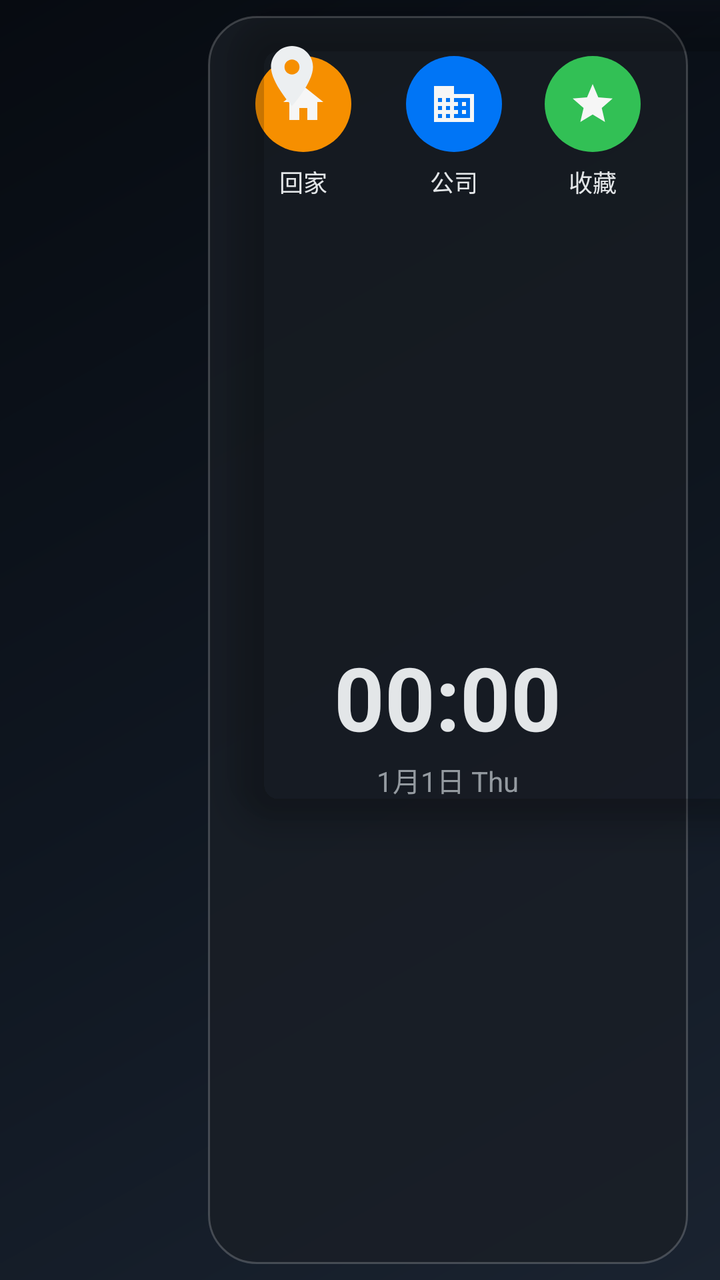
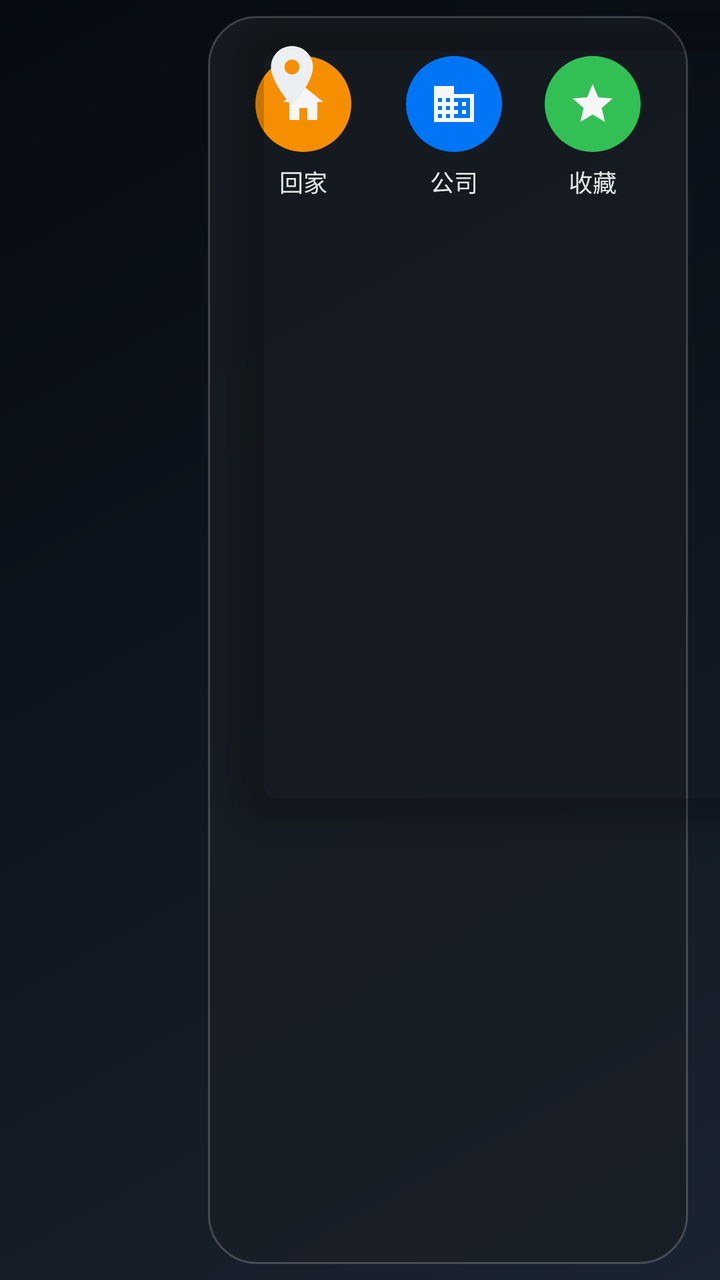

An Android layout rendered at two revisions. The XML below is the earlier revision; the diff shows what the commit changed to produce the second picture.
<!-- AndroidManifest.xml: application theme Theme.NUI -->
<!-- res/layout/page_desktop.xml -->
<?xml version="1.0" encoding="utf-8"?>
<FrameLayout xmlns:android="http://schemas.android.com/apk/res/android"
    xmlns:app="http://schemas.android.com/apk/res-auto"
    android:layout_width="match_parent"
    android:layout_height="match_parent">

    
    <com.google.android.material.card.MaterialCardView
        android:id="@+id/mapPanel"
        android:layout_width="600dp"
        android:layout_height="400dp"
        android:layout_marginStart="116dp"
        android:layout_marginTop="8dp"
        app:cardCornerRadius="24dp"
        app:cardElevation="10dp"
        app:cardBackgroundColor="@android:color/transparent"
        app:strokeWidth="0dp">

        <FrameLayout
            android:id="@+id/mapContainer"
            android:layout_width="match_parent"
            android:layout_height="match_parent"
            android:background="@android:color/transparent" />

        <ImageButton
            android:id="@+id/btnSwitchMap"
            android:layout_width="40dp"
            android:layout_height="40dp"
            android:layout_gravity="top|start"
            android:layout_margin="10dp"
            android:background="@drawable/bg_dock_item"
            android:contentDescription="@string/dock_map"
            android:scaleType="centerInside"
            android:src="@drawable/ic_dock_map"
            android:tint="@color/text_primary" />
    </com.google.android.material.card.MaterialCardView>

    
    <LinearLayout
        android:id="@+id/rightPanel"
        android:layout_width="240dp"
        android:layout_height="match_parent"
        android:layout_gravity="top|end"
        android:orientation="vertical"
        android:padding="16dp"
        android:layout_marginTop="8dp"
        android:layout_marginBottom="8dp"
        android:layout_marginEnd="16dp"
        android:background="@drawable/bg_panel">

        
        <LinearLayout
            android:id="@+id/navRow"
            android:layout_width="match_parent"
            android:layout_height="wrap_content"
            android:orientation="horizontal"
            android:gravity="center">

            <LinearLayout
                android:id="@+id/btnNavHome"
                android:layout_width="0dp"
                android:layout_height="wrap_content"
                android:layout_weight="1"
                android:layout_marginEnd="6dp"
                android:orientation="vertical"
                android:gravity="center"
                android:clickable="true"
                android:focusable="true"
                android:background="?attr/selectableItemBackgroundBorderless"
                android:paddingTop="4dp"
                android:paddingBottom="4dp">

                <ImageView
                    android:id="@+id/navIconHome"
                    android:layout_width="48dp"
                    android:layout_height="48dp"
                    android:scaleType="centerInside"
                    android:background="@drawable/bg_nav_home_circle"
                    android:tint="#FFFFFF"
                    android:padding="10dp"
                    android:src="@drawable/ic_nav_home" />

                <TextView
                    android:id="@+id/navLabelHome"
                    android:layout_width="wrap_content"
                    android:layout_height="wrap_content"
                    android:layout_marginTop="6dp"
                    android:text="回家"
                    android:textSize="12sp"
                    android:textColor="@color/text_primary"
                    android:maxLines="1"
                    android:ellipsize="end" />
            </LinearLayout>

            <LinearLayout
                android:id="@+id/btnNavCompany"
                android:layout_width="0dp"
                android:layout_height="wrap_content"
                android:layout_weight="1"
                android:layout_marginStart="6dp"
                android:orientation="vertical"
                android:gravity="center"
                android:clickable="true"
                android:focusable="true"
                android:background="?attr/selectableItemBackgroundBorderless"
                android:paddingTop="4dp"
                android:paddingBottom="4dp">

                <ImageView
                    android:id="@+id/navIconCompany"
                    android:layout_width="48dp"
                    android:layout_height="48dp"
                    android:scaleType="centerInside"
                    android:background="@drawable/bg_nav_company_circle"
                    android:tint="#FFFFFF"
                    android:padding="10dp"
                    android:src="@drawable/ic_nav_company" />

                <TextView
                    android:id="@+id/navLabelCompany"
                    android:layout_width="wrap_content"
                    android:layout_height="wrap_content"
                    android:layout_marginTop="6dp"
                    android:text="公司"
                    android:textSize="12sp"
                    android:textColor="@color/text_primary"
                    android:maxLines="1"
                    android:ellipsize="end" />
            </LinearLayout>

            <LinearLayout
                android:id="@+id/btnNavFavorite"
                android:layout_width="0dp"
                android:layout_height="wrap_content"
                android:layout_weight="1"
                android:layout_marginStart="6dp"
                android:orientation="vertical"
                android:gravity="center"
                android:clickable="true"
                android:focusable="true"
                android:background="?attr/selectableItemBackgroundBorderless"
                android:paddingTop="4dp"
                android:paddingBottom="4dp">

                <ImageView
                    android:id="@+id/navIconFavorite"
                    android:layout_width="48dp"
                    android:layout_height="48dp"
                    android:scaleType="centerInside"
                    android:background="@drawable/bg_nav_favorite_circle"
                    android:tint="#FFFFFF"
                    android:padding="10dp"
                    android:src="@drawable/ic_nav_favorite" />

                <TextView
                    android:id="@+id/navLabelFavorite"
                    android:layout_width="wrap_content"
                    android:layout_height="wrap_content"
                    android:layout_marginTop="6dp"
                    android:text="收藏"
                    android:textSize="12sp"
                    android:textColor="@color/text_primary"
                    android:maxLines="1"
                    android:ellipsize="end" />
            </LinearLayout>
        </LinearLayout>

        
            
            <include
                android:id="@+id/navInfoOverlay"
                layout="@layout/view_nav_info"
                android:layout_width="match_parent"
                android:layout_height="wrap_content" />

        
        <LinearLayout
            android:layout_width="match_parent"
            android:layout_height="0dp"
            android:layout_weight="1"
            android:orientation="vertical"
            android:gravity="center"
            android:layout_marginTop="8dp">

            <TextClock
                android:id="@+id/clockTime"
                android:layout_width="wrap_content"
                android:layout_height="wrap_content"
                android:format12Hour="HH:mm"
                android:format24Hour="HH:mm"
                android:textSize="44sp"
                android:textColor="@color/text_primary"
                android:textStyle="bold" />

            <TextClock
                android:id="@+id/clockDate"
                android:layout_width="wrap_content"
                android:layout_height="wrap_content"
                android:format12Hour="M月d日 EEE"
                android:format24Hour="M月d日 EEE"
                android:textSize="14sp"
                android:textColor="@color/text_secondary"
                android:layout_marginTop="2dp" />

            <TextView
                android:id="@+id/weatherText"
                android:layout_width="wrap_content"
                android:layout_height="wrap_content"
                android:textSize="14sp"
                android:textColor="@color/text_secondary"
                android:layout_marginTop="2dp"
                android:visibility="gone" />
        </LinearLayout>

        
        <com.google.android.material.card.MaterialCardView
            android:id="@+id/musicPanel"
            android:layout_width="match_parent"
            android:layout_height="wrap_content"
            android:layout_marginTop="8dp"
            app:cardCornerRadius="16dp"
            app:cardElevation="6dp"
            app:cardBackgroundColor="@color/map_bg"
            app:strokeWidth="0dp">

            <FrameLayout
                android:id="@+id/musicContainer"
                android:layout_width="match_parent"
                android:layout_height="match_parent" />
        </com.google.android.material.card.MaterialCardView>
    </LinearLayout>
</FrameLayout>
<!-- res/layout/view_nav_info.xml (included above) -->
<?xml version="1.0"?>
<LinearLayout xmlns:android="http://schemas.android.com/apk/res/android"
    android:layout_width="match_parent"
    android:layout_height="wrap_content"
    android:orientation="vertical"
    android:gravity="center_horizontal"
    android:background="@drawable/bg_nav_card"
    android:paddingStart="12dp"
    android:paddingEnd="12dp"
    android:paddingTop="10dp"
    android:paddingBottom="12dp"
    android:visibility="gone">

    
    <LinearLayout
        android:id="@+id/navInfoNavBlock"
        android:layout_width="match_parent"
        android:layout_height="wrap_content"
        android:orientation="vertical"
        android:gravity="center_horizontal"
        android:visibility="gone">

        
        <LinearLayout
            android:layout_width="match_parent"
            android:layout_height="wrap_content"
            android:orientation="horizontal"
            android:gravity="center">

            <ImageView
                android:id="@+id/navInfoTurn"
                android:layout_width="56dp"
                android:layout_height="56dp"
                android:scaleType="centerInside"
                android:contentDescription="转向"
                android:visibility="gone" />

            <TextView
                android:id="@+id/navInfoDest"
                android:layout_width="0dp"
                android:layout_height="wrap_content"
                android:layout_weight="1"
                android:layout_marginStart="8dp"
                android:text="回家"
                android:textSize="18sp"
                android:textStyle="bold"
                android:textColor="#FFFFFF"
                android:maxLines="1"
                android:ellipsize="end" />
        </LinearLayout>

        
        <TextView
            android:id="@+id/navInfoEta"
            android:layout_width="wrap_content"
            android:layout_height="wrap_content"
            android:layout_marginTop="2dp"
            android:text="23分钟 · 12公里"
            android:textSize="26sp"
            android:textStyle="bold"
            android:textColor="#FFFFFF"
            android:maxLines="1"
            android:ellipsize="end" />

        
        <LinearLayout
            android:id="@+id/navInfoCamera"
            android:layout_width="wrap_content"
            android:layout_height="wrap_content"
            android:layout_marginTop="6dp"
            android:background="@drawable/bg_nav_camera"
            android:paddingStart="10dp"
            android:paddingEnd="12dp"
            android:paddingTop="4dp"
            android:paddingBottom="4dp"
            android:gravity="center_vertical"
            android:orientation="horizontal"
            android:visibility="gone">

            <ImageView
                android:id="@+id/navInfoCameraIcon"
                android:layout_width="38dp"
                android:layout_height="38dp"
                android:background="@drawable/camera_shape"
                android:contentDescription="@null"
                android:src="@drawable/camera_default" />

            <TextView
                android:id="@+id/navInfoCameraText"
                android:layout_width="wrap_content"
                android:layout_height="wrap_content"
                android:layout_marginStart="6dp"
                android:text="300米测速 限速60"
                android:textSize="24sp"
                android:textStyle="bold"
                android:textColor="#FFD54F"
                android:maxLines="1"
                android:ellipsize="end" />
        </LinearLayout>

        
        <TextView
            android:id="@+id/navInfoExit"
            android:layout_width="wrap_content"
            android:layout_height="wrap_content"
            android:layout_marginTop="4dp"
            android:text="出口 郑州 · 2公里"
            android:textSize="18sp"
            android:textStyle="bold"
            android:textColor="#FFFFFF"
            android:maxLines="1"
            android:ellipsize="end"
            android:visibility="gone" />

        
        <TextView
            android:id="@+id/navInfoTmc"
            android:layout_width="wrap_content"
            android:layout_height="wrap_content"
            android:layout_marginTop="4dp"
            android:text="前方800米 拥堵"
            android:textSize="18sp"
            android:textStyle="bold"
            android:textColor="#FF5252"
            android:maxLines="1"
            android:ellipsize="end"
            android:visibility="gone" />

        
        <LinearLayout
            android:layout_width="wrap_content"
            android:layout_height="wrap_content"
            android:layout_marginTop="6dp"
            android:gravity="center_vertical"
            android:orientation="horizontal">

            <TextView
                android:id="@+id/navSpeedCircle"
                android:layout_width="64dp"
                android:layout_height="64dp"
                android:background="@drawable/bg_speed_circle"
                android:gravity="center"
                android:text="65"
                android:textSize="36sp"
                android:textStyle="bold"
                android:textColor="#FFFFFF"
                android:maxLines="1" />

            
            <TextView
                android:id="@+id/navLimitCircle"
                android:layout_width="64dp"
                android:layout_height="64dp"
                android:layout_marginStart="14dp"
                android:background="@drawable/bg_speed_limit"
                android:gravity="center"
                android:text="60"
                android:textSize="36sp"
                android:textStyle="bold"
                android:textColor="#1C1C1E"
                android:maxLines="1"
                android:visibility="gone" />
        </LinearLayout>
    </LinearLayout>

    
    <LinearLayout
        android:id="@+id/navInfoCruiseBlock"
        android:layout_width="match_parent"
        android:layout_height="wrap_content"
        android:orientation="vertical"
        android:gravity="center_horizontal"
        android:visibility="gone">

        
        <LinearLayout
            android:id="@+id/cruiseRow"
            android:layout_width="wrap_content"
            android:layout_height="wrap_content"
            android:gravity="center_vertical"
            android:orientation="horizontal">

            <TextView
                android:id="@+id/cruiseSpeed"
                android:layout_width="64dp"
                android:layout_height="64dp"
                android:background="@drawable/bg_speed_circle"
                android:gravity="center"
                android:text="65"
                android:textSize="36sp"
                android:textStyle="bold"
                android:textColor="#FFFFFF"
                android:maxLines="1" />

            
            <TextView
                android:id="@+id/cruiseLimit"
                android:layout_width="64dp"
                android:layout_height="64dp"
                android:layout_marginStart="14dp"
                android:background="@drawable/bg_speed_limit"
                android:gravity="center"
                android:text="60"
                android:textSize="36sp"
                android:textStyle="bold"
                android:textColor="#1C1C1E"
                android:maxLines="1"
                android:visibility="gone" />
        </LinearLayout>

        
        <LinearLayout
            android:id="@+id/cruiseCamOther"
            android:layout_width="wrap_content"
            android:layout_height="wrap_content"
            android:layout_marginTop="6dp"
            android:gravity="center_vertical"
            android:orientation="horizontal"
            android:visibility="gone">

            <ImageView
                android:id="@+id/cruiseCamOtherIcon"
                android:layout_width="38dp"
                android:layout_height="38dp"
                android:background="@drawable/camera_shape"
                android:contentDescription="@null"
                android:src="@drawable/camera_light" />

            <TextView
                android:id="@+id/cruiseCamOtherText"
                android:layout_width="wrap_content"
                android:layout_height="wrap_content"
                android:layout_marginStart="8dp"
                android:text="300米"
                android:textSize="40sp"
                android:textColor="#FFFFFF"
                android:maxLines="1"
                android:ellipsize="end" />
        </LinearLayout>

        
        <LinearLayout
            android:id="@+id/cruiseLight"
            android:layout_width="wrap_content"
            android:layout_height="wrap_content"
            android:layout_marginTop="6dp"
            android:gravity="center_vertical"
            android:orientation="horizontal"
            android:visibility="gone" />
    </LinearLayout>
</LinearLayout>
<!-- resources referenced by this layout -->
<resources>
  <color name="map_bg">#0B1426</color>
  <color name="text_primary">#ECEFF1</color>
  <color name="text_secondary">#9AA0A6</color>
  <!-- drawable bg_dock_item (drawable) -->
  <?xml version="1.0" encoding="utf-8"?>
  <ripple xmlns:android="http://schemas.android.com/apk/res/android"
      android:color="#33FFFFFF">
      <item android:id="@android:id/mask">
          <shape android:shape="rectangle">
              <solid android:color="@android:color/white" />
              <corners android:radius="16dp" />
          </shape>
      </item>
  </ripple>
  <!-- drawable bg_nav_camera (drawable) -->
  <?xml version="1.0" encoding="utf-8"?>
  <shape xmlns:android="http://schemas.android.com/apk/res/android"
      android:shape="rectangle">
      <solid android:color="#4D8B1A1A" />
      <corners android:radius="10dp" />
      <stroke
          android:width="1dp"
          android:color="#80FFD54F" />
  </shape>
  <!-- drawable bg_nav_card (drawable) -->
  <?xml version="1.0" encoding="utf-8"?>
  <shape xmlns:android="http://schemas.android.com/apk/res/android"
      android:shape="rectangle">
      <solid android:color="#E61B2432" />
      <corners android:radius="16dp" />
      <stroke
          android:width="2dp"
          android:color="#4D8AB4F8" />
  </shape>
  <!-- drawable bg_nav_company_circle (drawable) -->
  <?xml version="1.0" encoding="utf-8"?>
  <shape xmlns:android="http://schemas.android.com/apk/res/android"
      android:shape="oval">
      <solid android:color="#007AFF" />
  </shape>
  <!-- drawable bg_nav_favorite_circle (drawable) -->
  <?xml version="1.0" encoding="utf-8"?>
  <shape xmlns:android="http://schemas.android.com/apk/res/android"
      android:shape="oval">
      <solid android:color="#34C759" />
  </shape>
  <!-- drawable bg_nav_home_circle (drawable) -->
  <?xml version="1.0" encoding="utf-8"?>
  <shape xmlns:android="http://schemas.android.com/apk/res/android"
      android:shape="oval">
      <solid android:color="#FF9500" />
  </shape>
  <!-- drawable bg_panel (drawable) -->
  <?xml version="1.0" encoding="utf-8"?>
  <shape xmlns:android="http://schemas.android.com/apk/res/android"
      android:shape="rectangle">
      
      <solid android:color="@color/panel_bg" />
      <corners android:radius="24dp" />
      <stroke
          android:width="1dp"
          android:color="@color/divider" />
  </shape>
  <!-- drawable bg_speed_circle (drawable) -->
  <?xml version="1.0" encoding="utf-8"?>
  <shape xmlns:android="http://schemas.android.com/apk/res/android"
      android:shape="oval">
      <solid android:color="#000000" />
      <stroke
          android:width="3dp"
          android:color="#2196F3" />
  </shape>
  <!-- drawable bg_speed_limit (drawable) -->
  <?xml version="1.0" encoding="utf-8"?>
  <shape xmlns:android="http://schemas.android.com/apk/res/android"
      android:shape="oval">
      <solid android:color="#FFFFFF" />
      <stroke
          android:width="4dp"
          android:color="#E53935" />
  </shape>
  <!-- drawable ic_nav_favorite (drawable) -->
  <?xml version="1.0" encoding="utf-8"?>
  <vector xmlns:android="http://schemas.android.com/apk/res/android"
      android:width="24dp"
      android:height="24dp"
      android:viewportWidth="24"
      android:viewportHeight="24"
      android:tint="#FFFFFF">
      <path
          android:fillColor="#FFFFFFFF"
          android:pathData="M12,17.27L18.18,21l-1.64,-7.03L22,9.24l-7.19,-0.61L12,2 9.19,8.63 2,9.24l5.46,4.73L5.82,21z" />
  </vector>
  <!-- drawable ic_nav_home (drawable) -->
  <?xml version="1.0" encoding="utf-8"?>
  <vector xmlns:android="http://schemas.android.com/apk/res/android"
      android:width="24dp"
      android:height="24dp"
      android:viewportWidth="24"
      android:viewportHeight="24"
      android:tint="#FFFFFF">
      <path
          android:fillColor="#FFFFFFFF"
          android:pathData="M10,20v-6h4v6h5v-9h3L12,3 2,11h3v9z" />
  </vector>
  <string name="dock_map">地图</string>
  <color name="panel_bg">#CC1A1F26</color>
  <color name="divider">#33FFFFFF</color>
  <color name="accent">#00C5D3</color>
  <!-- unchanged entries left out for length: 7 -->
</resources>

<!-- the commit's change to res/layout/page_desktop.xml (unified diff, before → after) -->
@@ -181,26 +181,6 @@
             android:orientation="vertical"
             android:gravity="center"
             android:layout_marginTop="8dp">
-
-            <TextClock
-                android:id="@+id/clockTime"
-                android:layout_width="wrap_content"
-                android:layout_height="wrap_content"
-                android:format12Hour="HH:mm"
-                android:format24Hour="HH:mm"
-                android:textSize="44sp"
-                android:textColor="@color/text_primary"
-                android:textStyle="bold" />
-
-            <TextClock
-                android:id="@+id/clockDate"
-                android:layout_width="wrap_content"
-                android:layout_height="wrap_content"
-                android:format12Hour="M月d日 EEE"
-                android:format24Hour="M月d日 EEE"
-                android:textSize="14sp"
-                android:textColor="@color/text_secondary"
-                android:layout_marginTop="2dp" />
 
             <TextView
                 android:id="@+id/weatherText"
